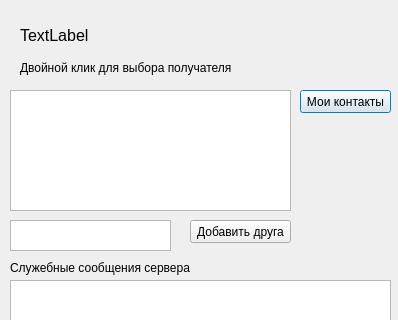
Old version of the form messenger_app/client_gui.ui in the repository Vladimir-Novikov/db-PyQt; both pictures show x 0 to 398 and y 0 to 320 of the 398 by 643 pixel window.
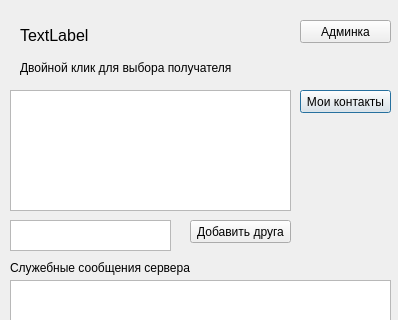
New version of the form.

```diff
--- a/messenger_app/client_gui.ui
+++ b/messenger_app/client_gui.ui
@@ -164,6 +164,19 @@
     </font>
    </property>
   </widget>
+  <widget class="QPushButton" name="pushButton_2">
+   <property name="geometry">
+    <rect>
+     <x>300</x>
+     <y>20</y>
+     <width>91</width>
+     <height>23</height>
+    </rect>
+   </property>
+   <property name="text">
+    <string>Админка</string>
+   </property>
+  </widget>
  </widget>
  <resources/>
  <connections/>
```
